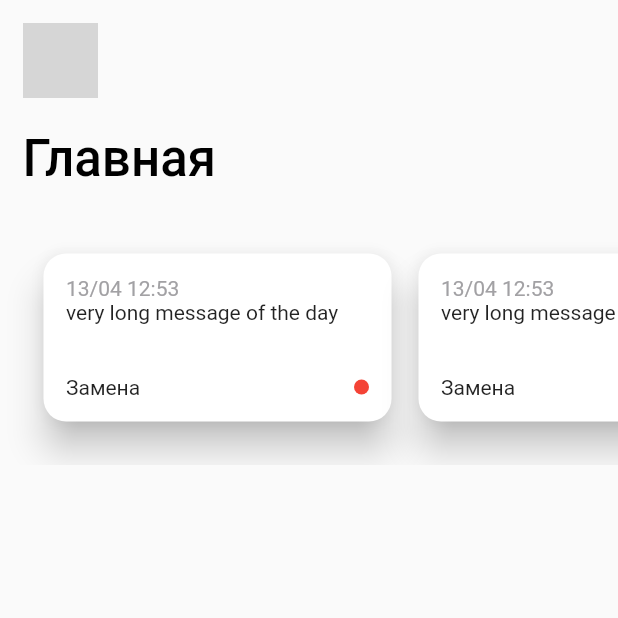
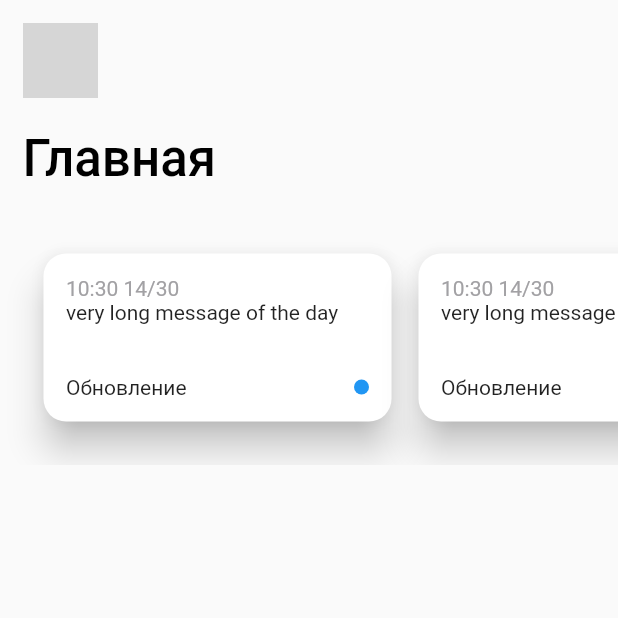
Before and after one commit to deissh/scheduleapp, a Flutter app: the _HomeMobile screen opened directly with empty values, on a phone screen of 412 x 824 dp, the top half of it. Run offline on Flutter 3.47's test engine with Material 2 defaults, Android fonts, the phone set to English and light mode, and no system bars; our stand-ins replace equatable, get_it, logger, provider_architecture, responsive_builder; network calls fail; grey boxes are pictures that could not be loaded.

Commit message:
refactor: move out EventCard

```diff
--- a/lib/views/home/home_mobile.dart
+++ b/lib/views/home/home_mobile.dart
@@ -23,47 +23,12 @@ class _HomeMobile extends StatelessWidget {
               scrollDirection: Axis.horizontal,
               itemCount: 5,
               itemBuilder: (BuildContext contex, int index) {
-                return Container(
-                    padding: EdgeInsets.all(5),
-                    width: 250,
-                    child: Card(
-                      shape: RoundedRectangleBorder(
-                        borderRadius: BorderRadius.circular(15.0),
-                      ),
-                      elevation: 10,
-                      child: Padding(
-                        padding: EdgeInsets.all(15),
-                        child: Column(
-                          crossAxisAlignment: CrossAxisAlignment.start,
-                          children: <Widget>[
-
-                            Text(
-                              "13/04 12:53",
-                              style: TextStyle(
-                                color: Color.fromRGBO(162,161,164,1)
-                              ),
-                            ),
-
-                            Text("very long message of the day"),
-                            Spacer(),
-
-                            Row(children: <Widget>[
-                              Text("Замена"),
-                              Spacer(),
-                              Container(
-                                decoration: new BoxDecoration(
-                                  shape: BoxShape.circle,
-                                  color: Colors.red
-                                ),
-                                width: 10.0,
-                                height: 10.0,
-                              ),
-                            ])
-                          ],
-                        )
-                      ),
-                    ),
-                  );
+                return EventCard(
+                  DateTime.now(),
+                  "Lorem iptsu",
+                  "Обновление",
+                  Colors.blue,
+                );
               },
             )
           ),
--- a/lib/views/home/home_view.dart
+++ b/lib/views/home/home_view.dart
@@ -7,6 +7,7 @@ import 'package:provider_architecture/provider_architecture.dart';
 import 'package:responsive_builder/responsive_builder.dart';
 import 'package:flutter/material.dart';
 import 'package:scheduleapp/widgets/app_bar.dart';
+import 'package:scheduleapp/widgets/event_card.dart';
 import 'home_view_model.dart';
 
 part 'home_mobile.dart';
--- /dev/null
+++ b/lib/widgets/event_card.dart
@@ -0,0 +1,57 @@
+import 'package:intl/intl.dart';
+import 'package:flutter/material.dart';
+import 'package:flutter/widgets.dart';
+
+class EventCard extends StatelessWidget {
+  final DateTime timestamp;
+  final String body;
+  final String type;
+  final Color typeColor;
+
+  EventCard(this.timestamp, this.body, this.type, this.typeColor);
+
+  Widget build(BuildContext context) {
+    return Container(
+      padding: EdgeInsets.all(5),
+      width: 250,
+      child: Card(
+        shape: RoundedRectangleBorder(
+          borderRadius: BorderRadius.circular(15.0),
+        ),
+        elevation: 10,
+        child: Padding(
+          padding: EdgeInsets.all(15),
+          child: Column(
+            crossAxisAlignment: CrossAxisAlignment.start,
+            children: <Widget>[
+
+              Text(
+                DateFormat('hh:mm dd/mm').format(this.timestamp),
+                style: TextStyle(
+                  color: Color.fromRGBO(162,161,164,1)
+                ),
+              ),
+
+              Text("very long message of the day"),
+              Spacer(),
+
+              Row(children: <Widget>[
+                Text(this.type),
+                Spacer(),
+                Container(
+                  decoration: new BoxDecoration(
+                    shape: BoxShape.circle,
+                    color: this.typeColor
+                  ),
+                  width: 10.0,
+                  height: 10.0,
+                ),
+              ])
+            ],
+          )
+        ),
+      ),
+    );
+  }
+
+}
--- a/pubspec.yaml
+++ b/pubspec.yaml
@@ -14,6 +14,7 @@ dependencies:
     get_it: ^3.0.3
     equatable: ^1.0.1
     avatar_glow:
+    intl: ^0.16.1
 dev_dependencies:
     flutter_test:
         sdk: flutter
```
